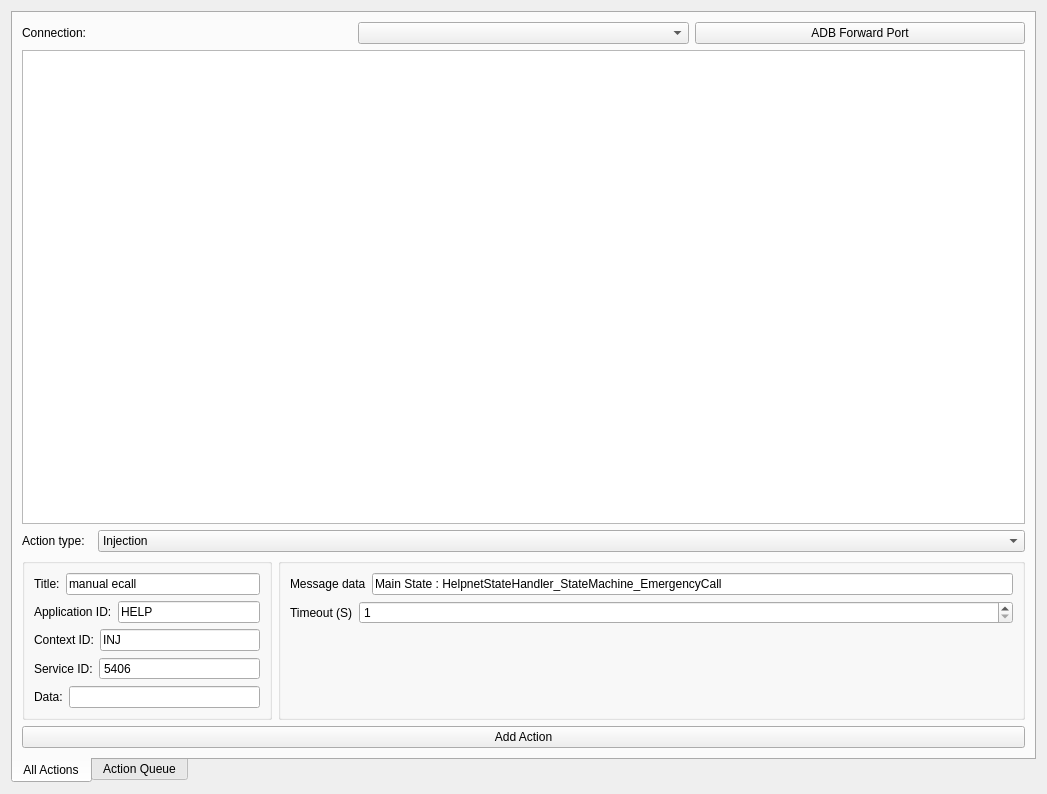
Old version of the form plugin/testingframeworkplugin/testingframeworkpluginform.ui in the repository sudomgamal/dlt-viewer.
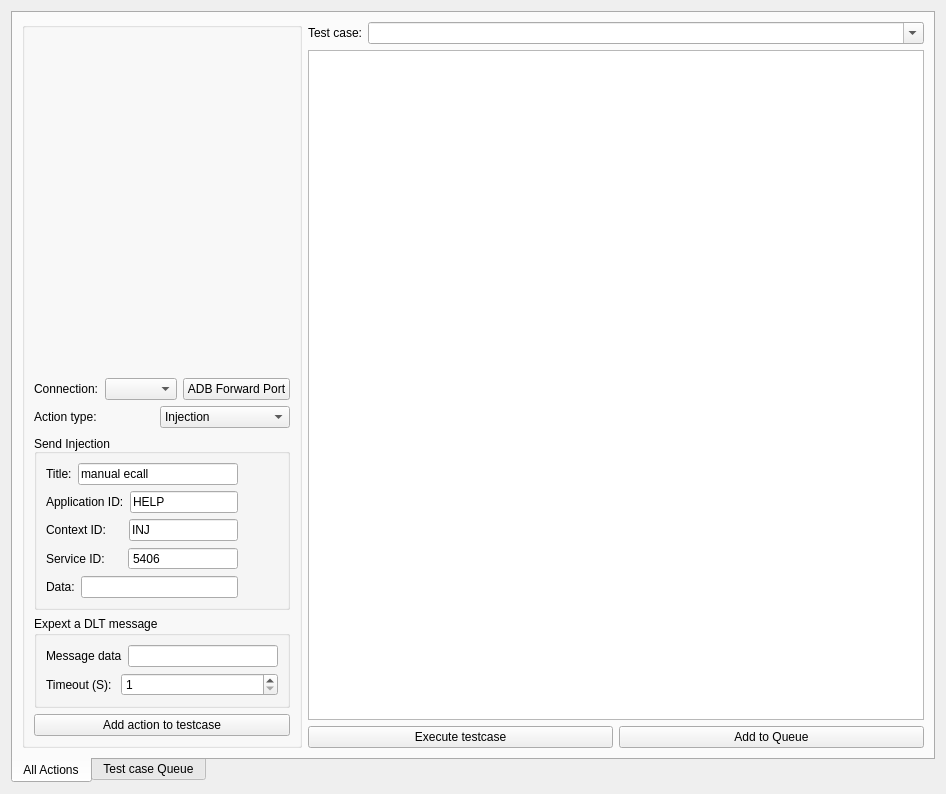
New version of the form.

Commit message: [TFPlugin] Add test cases concept and save/restore operations

What changed in the file:
```diff
--- a/plugin/testingframeworkplugin/testingframeworkpluginform.ui
+++ b/plugin/testingframeworkplugin/testingframeworkpluginform.ui
@@ -6,12 +6,12 @@
    <rect>
     <x>0</x>
     <y>0</y>
-    <width>1047</width>
+    <width>946</width>
     <height>794</height>
    </rect>
   </property>
   <property name="sizePolicy">
-   <sizepolicy hsizetype="Preferred" vsizetype="Expanding">
+   <sizepolicy hsizetype="Minimum" vsizetype="Preferred">
     <horstretch>0</horstretch>
     <verstretch>0</verstretch>
    </sizepolicy>
@@ -32,15 +32,36 @@
       <attribute name="title">
        <string>All Actions</string>
       </attribute>
+      <layout class="QVBoxLayout" name="verticalLayout_9">
+       <item>
+        <layout class="QHBoxLayout" name="horizontalLayout_4">
+         <item>
+          <widget class="QGroupBox" name="groupBox_2">
+           <property name="sizePolicy">
+            <sizepolicy hsizetype="Maximum" vsizetype="Preferred">
+             <horstretch>0</horstretch>
+             <verstretch>0</verstretch>
+            </sizepolicy>
+           </property>
+           <property name="title">
+            <string/>
+           </property>
       <layout class="QVBoxLayout" name="verticalLayout_7">
+            <item>
+             <spacer name="verticalSpacer">
+              <property name="orientation">
+               <enum>Qt::Vertical</enum>
+              </property>
+              <property name="sizeHint" stdset="0">
+               <size>
+                <width>20</width>
+                <height>40</height>
+               </size>
+              </property>
+             </spacer>
+            </item>
        <item>
         <layout class="QVBoxLayout" name="verticalLayout_4">
-         <property name="spacing">
-          <number>6</number>
-         </property>
-         <property name="sizeConstraint">
-          <enum>QLayout::SetMaximumSize</enum>
-         </property>
          <item>
           <layout class="QHBoxLayout" name="horizontalLayout">
            <item>
@@ -63,21 +84,6 @@
           </layout>
          </item>
          <item>
-          <widget class="QListWidget" name="lwActionList">
-           <property name="sizePolicy">
-            <sizepolicy hsizetype="Preferred" vsizetype="Expanding">
-             <horstretch>0</horstretch>
-             <verstretch>0</verstretch>
-            </sizepolicy>
-           </property>
-           <property name="alternatingRowColors">
-            <bool>true</bool>
-           </property>
-          </widget>
-         </item>
-         <item>
-          <layout class="QVBoxLayout" name="verticalLayout">
-           <item>
             <layout class="QHBoxLayout" name="horizontalLayout_3">
              <item>
               <widget class="QLabel" name="label_8">
@@ -88,12 +94,6 @@
              </item>
              <item>
               <widget class="QComboBox" name="cbActionType">
-               <property name="sizePolicy">
-                <sizepolicy hsizetype="MinimumExpanding" vsizetype="Fixed">
-                 <horstretch>0</horstretch>
-                 <verstretch>0</verstretch>
-                </sizepolicy>
-               </property>
                <item>
                 <property name="text">
                  <string>Injection</string>
@@ -109,23 +109,9 @@
             </layout>
            </item>
            <item>
-            <layout class="QHBoxLayout" name="horizontalLayout_4">
-             <item>
               <widget class="QGroupBox" name="grbInjectionDetails">
-               <property name="sizePolicy">
-                <sizepolicy hsizetype="Expanding" vsizetype="Minimum">
-                 <horstretch>0</horstretch>
-                 <verstretch>0</verstretch>
-                </sizepolicy>
-               </property>
-               <property name="maximumSize">
-                <size>
-                 <width>250</width>
-                 <height>16777215</height>
-                </size>
-               </property>
                <property name="title">
-                <string/>
+                 <string>Send Injection</string>
                </property>
                <property name="alignment">
                 <set>Qt::AlignBottom|Qt::AlignLeading|Qt::AlignLeft</set>
@@ -156,6 +142,22 @@
                     </property>
                    </widget>
                   </item>
+                   <item>
+                    <spacer name="horizontalSpacer">
+                     <property name="orientation">
+                      <enum>Qt::Horizontal</enum>
+                     </property>
+                     <property name="sizeType">
+                      <enum>QSizePolicy::Preferred</enum>
+                     </property>
+                     <property name="sizeHint" stdset="0">
+                      <size>
+                       <width>40</width>
+                       <height>20</height>
+                      </size>
+                     </property>
+                    </spacer>
+                   </item>
                  </layout>
                 </item>
                 <item>
@@ -174,6 +176,22 @@
                     </property>
                    </widget>
                   </item>
+                   <item>
+                    <spacer name="horizontalSpacer_2">
+                     <property name="orientation">
+                      <enum>Qt::Horizontal</enum>
+                     </property>
+                     <property name="sizeType">
+                      <enum>QSizePolicy::Preferred</enum>
+                     </property>
+                     <property name="sizeHint" stdset="0">
+                      <size>
+                       <width>40</width>
+                       <height>20</height>
+                      </size>
+                     </property>
+                    </spacer>
+                   </item>
                  </layout>
                 </item>
                 <item>
@@ -181,7 +199,7 @@
                   <item>
                    <widget class="QLabel" name="label_11">
                     <property name="text">
-                     <string>Context ID:</string>
+                      <string>Context ID:     </string>
                     </property>
                    </widget>
                   </item>
@@ -192,6 +210,22 @@
                     </property>
                    </widget>
                   </item>
+                   <item>
+                    <spacer name="horizontalSpacer_3">
+                     <property name="orientation">
+                      <enum>Qt::Horizontal</enum>
+                     </property>
+                     <property name="sizeType">
+                      <enum>QSizePolicy::Preferred</enum>
+                     </property>
+                     <property name="sizeHint" stdset="0">
+                      <size>
+                       <width>40</width>
+                       <height>20</height>
+                      </size>
+                     </property>
+                    </spacer>
+                   </item>
                  </layout>
                 </item>
                 <item>
@@ -199,7 +233,7 @@
                   <item>
                    <widget class="QLabel" name="label_12">
                     <property name="text">
-                     <string>Service ID:</string>
+                      <string>Service ID:     </string>
                     </property>
                    </widget>
                   </item>
@@ -225,6 +259,22 @@
                     </property>
                    </widget>
                   </item>
+                   <item>
+                    <spacer name="horizontalSpacer_4">
+                     <property name="orientation">
+                      <enum>Qt::Horizontal</enum>
+                     </property>
+                     <property name="sizeType">
+                      <enum>QSizePolicy::Preferred</enum>
+                     </property>
+                     <property name="sizeHint" stdset="0">
+                      <size>
+                       <width>40</width>
+                       <height>20</height>
+                      </size>
+                     </property>
+                    </spacer>
+                   </item>
                  </layout>
                 </item>
                 <item>
@@ -239,6 +289,22 @@
                   <item>
                    <widget class="QLineEdit" name="leInjData"/>
                   </item>
+                   <item>
+                    <spacer name="horizontalSpacer_5">
+                     <property name="orientation">
+                      <enum>Qt::Horizontal</enum>
+                     </property>
+                     <property name="sizeType">
+                      <enum>QSizePolicy::Preferred</enum>
+                     </property>
+                     <property name="sizeHint" stdset="0">
+                      <size>
+                       <width>40</width>
+                       <height>20</height>
+                      </size>
+                     </property>
+                    </spacer>
+                   </item>
                  </layout>
                 </item>
                </layout>
@@ -246,20 +312,9 @@
              </item>
              <item>
               <widget class="QGroupBox" name="grbExpectationDetails">
-               <property name="sizePolicy">
-                <sizepolicy hsizetype="Expanding" vsizetype="Minimum">
-                 <horstretch>0</horstretch>
-                 <verstretch>0</verstretch>
-                </sizepolicy>
-               </property>
                <property name="title">
-                <string/>
-               </property>
-               <property name="alignment">
-                <set>Qt::AlignBottom|Qt::AlignLeading|Qt::AlignLeft</set>
-               </property>
-               <layout class="QFormLayout" name="formLayout_2">
-                <item row="0" column="0" colspan="2">
+                 <string>Expext a DLT message</string>
+                </property>
                  <layout class="QVBoxLayout" name="verticalLayout_3">
                   <item>
                    <layout class="QHBoxLayout" name="horizontalLayout_11">
@@ -273,7 +328,7 @@
                     <item>
                      <widget class="QLineEdit" name="leMsgText">
                       <property name="text">
-                       <string>Main State : HelpnetStateHandler_StateMachine_EmergencyCall</string>
+                      <string/>
                       </property>
                      </widget>
                     </item>
@@ -284,7 +339,7 @@
                     <item>
                      <widget class="QLabel" name="label_6">
                       <property name="text">
-                       <string>Timeout (S)</string>
+                      <string>Timeout (S): </string>
                       </property>
                      </widget>
                     </item>
@@ -310,18 +365,79 @@
                    </layout>
                   </item>
                  </layout>
-                </item>
-               </layout>
-              </widget>
-             </item>
-            </layout>
+               </widget>
            </item>
            <item>
             <widget class="QPushButton" name="btnAddAction">
              <property name="text">
-              <string>Add Action</string>
-             </property>
-            </widget>
+                 <string>Add action to testcase</string>
+                </property>
+               </widget>
+              </item>
+             </layout>
+            </item>
+           </layout>
+          </widget>
+         </item>
+         <item>
+          <layout class="QVBoxLayout" name="verticalLayout">
+           <item>
+            <layout class="QHBoxLayout" name="horizontalLayout_2">
+             <item>
+              <widget class="QLabel" name="label_2">
+               <property name="text">
+                <string>Test case:</string>
+               </property>
+              </widget>
+             </item>
+             <item>
+              <widget class="QComboBox" name="cbTCList">
+               <property name="sizePolicy">
+                <sizepolicy hsizetype="Expanding" vsizetype="Fixed">
+                 <horstretch>0</horstretch>
+                 <verstretch>0</verstretch>
+                </sizepolicy>
+               </property>
+               <property name="editable">
+                <bool>true</bool>
+               </property>
+               <property name="sizeAdjustPolicy">
+                <enum>QComboBox::AdjustToContents</enum>
+               </property>
+              </widget>
+             </item>
+            </layout>
+           </item>
+           <item>
+            <widget class="QListWidget" name="lwActionList">
+             <property name="sizePolicy">
+              <sizepolicy hsizetype="Expanding" vsizetype="Expanding">
+               <horstretch>0</horstretch>
+               <verstretch>0</verstretch>
+              </sizepolicy>
+             </property>
+             <property name="alternatingRowColors">
+              <bool>true</bool>
+             </property>
+            </widget>
+           </item>
+           <item>
+            <layout class="QHBoxLayout" name="horizontalLayout_12">
+             <item>
+              <widget class="QPushButton" name="btnTCExcecute">
+               <property name="text">
+                <string>Execute testcase</string>
+               </property>
+              </widget>
+             </item>
+             <item>
+              <widget class="QPushButton" name="btnTCAddToQueue">
+               <property name="text">
+                <string>Add to Queue</string>
+               </property>
+              </widget>
+             </item>
+            </layout>
            </item>
           </layout>
          </item>
@@ -331,7 +447,7 @@
      </widget>
      <widget class="QWidget" name="tab_2">
       <attribute name="title">
-       <string>Action Queue</string>
+       <string>Test case Queue</string>
       </attribute>
       <layout class="QVBoxLayout" name="verticalLayout_8">
        <item>
```
Left out of the diff: 2 changed lines with no effect on the pictures. Lines whose indentation alone changed are shown as unchanged. The commit also changes 7 other files.
